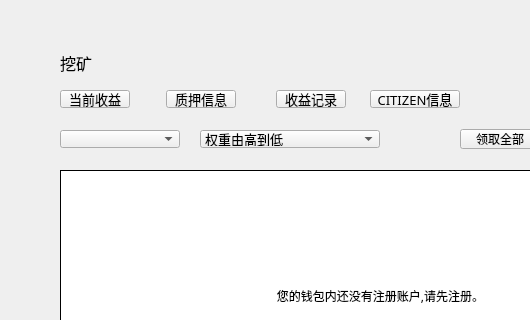
Qt form LNKWallet/miner/minerpage.ui (HcashOrg/hx-indicator) before a commit; both pictures show x 0 to 530 and y 0 to 320 of the 770 by 510 pixel window.
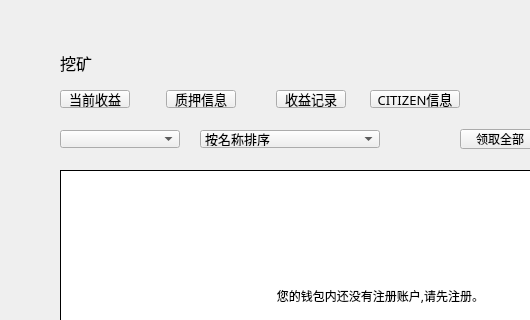
The same form after that commit.

Patch:
```diff
--- a/LNKWallet/miner/minerpage.ui
+++ b/LNKWallet/miner/minerpage.ui
@@ -858,6 +858,11 @@
    <property name="styleSheet">
     <string notr="true"/>
    </property>
+   <item>
+    <property name="text">
+     <string>按名称排序</string>
+    </property>
+   </item>
    <item>
     <property name="text">
      <string>权重由高到低</string>
```
